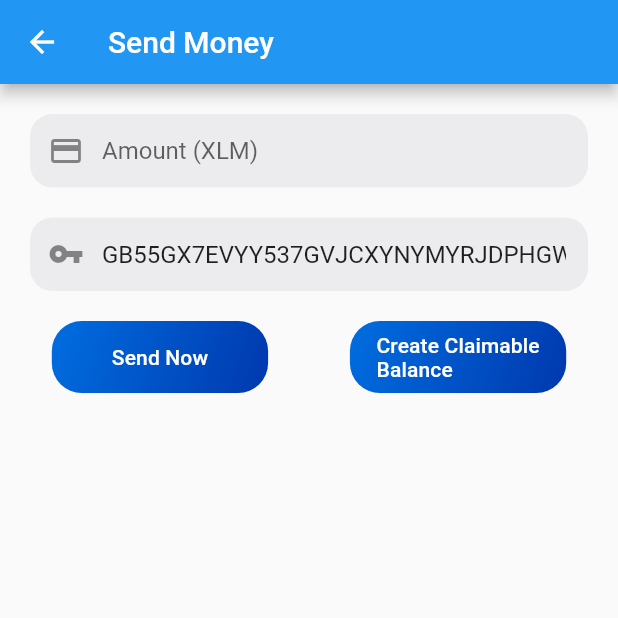
After one commit to dabitdev/blockbill, a Flutter app: the screen it shows after launch, after a tap on an icon or button, on a phone screen of 412 x 824 dp, the top half of it. The commit adds this screen. Run offline on Flutter 3.47's test engine with Material 2 defaults, Android fonts, the phone set to English and light mode, and no system bars; our stand-ins replace image_picker; missing offline and left inert: mlkit, stellar_flutter_sdk.

Commit message:
Adding send

```diff
--- /dev/null
+++ b/lib/ui/ClaimableRequest/claimable_request.dart
@@ -0,0 +1,152 @@
+
+import 'package:blockbill/utils/widgets/custom_button.dart';
+import 'package:flutter/material.dart';
+import 'package:stellar_flutter_sdk/stellar_flutter_sdk.dart' as xlm;
+
+final xlm.StellarSDK sdk = xlm.StellarSDK.TESTNET;
+
+class ClaimableRequest extends StatelessWidget {
+  final String balance;
+  final TextEditingController amountController = new TextEditingController();
+  final TextEditingController addressController = new TextEditingController();
+
+  ClaimableRequest({this.balance});
+
+  @override
+  Widget build(BuildContext context) {
+    return Scaffold(
+      body: SingleChildScrollView(
+        child: Column(
+          crossAxisAlignment: CrossAxisAlignment.end,
+          children: [
+            AppBar(
+              title: Text("Send Money"),
+              leading: GestureDetector(
+                onTap: () { /* Write listener code here */ },
+                child: Icon(
+                  Icons.arrow_back,  // add custom icons also
+                ),
+              ),
+            ),
+            Container(
+              margin: EdgeInsets.all(20),
+              decoration: BoxDecoration(
+                  color: Color(0xffececee),
+                  borderRadius: BorderRadius.all(Radius.circular(15))),
+              child: TextFormField(
+                decoration: InputDecoration(
+                    contentPadding: EdgeInsets.all(15.0),
+                    hintText: 'Amount (XLM)',
+                    border: InputBorder.none,
+                    prefixIcon: Icon(Icons.payment)),
+                controller: amountController,
+                keyboardType: TextInputType.number
+              ),
+            ),
+            Container(
+              margin: EdgeInsets.symmetric(horizontal: 20),
+              decoration: BoxDecoration(
+                  color: Color(0xffececee),
+                  borderRadius: BorderRadius.all(Radius.circular(15))),
+              child: TextField(
+                decoration: InputDecoration(
+                    contentPadding: EdgeInsets.all(15.0),
+                    hintText: 'Address',
+                    border: InputBorder.none,
+                    prefixIcon: Icon(Icons.vpn_key)),
+                controller: addressController..text="GB55GX7EVYY537GVJCXYNYMYRJDPHGWM34KDCOUVZNK7K7ZWVLTSE5NW",
+              ),
+            ),
+            Row(
+              mainAxisAlignment: MainAxisAlignment.spaceEvenly,
+              children: [
+                CustomButton(
+                  title: 'Send Now',
+                  onPressed:() =>
+                  {
+                   if (addressController.text.isNotEmpty && amountController.text.isNotEmpty)
+                    _showMaterialDialog(
+                        context, addressController.text, amountController.text)
+                  },
+                ),
+                CustomButton(
+                    title: 'Create Claimable\nBalance',
+                    onPressed: () => Navigator.push(
+                        context,
+                        MaterialPageRoute(
+                            builder: (BuildContext context) => _showMaterialDialog(context, null, null))),
+                    ),
+              ],
+            ),
+          ],
+        ),
+      ),
+    );
+  }
+
+  _showMaterialDialog(context, address, amount) {
+    showDialog(
+        context: context,
+        builder: (_) => new AlertDialog(
+          title: new Text("Are you sure you want to send..."),
+          content: new Text("The amount of " + amount + " XLM" + " to the address:" + address),
+          actions: <Widget>[
+            FlatButton(
+              child: Text('Cancel'),
+              onPressed: () {
+                Navigator.of(context).pop();
+              },
+            )
+            ,
+            FlatButton(
+              child: Text('Proceed'),
+              onPressed: () {
+                _send(context, address, amount);
+                Navigator.of(context).pop();
+              },
+            )
+          ],
+        ));
+  }
+
+  _send(context, address, amount) async {
+    xlm.KeyPair senderKeyPair = xlm.KeyPair.fromSecretSeed("SDMU2TAI4HA3VANAG7EQCT3N7IYWDUXPK37OCX4DGCGZTTUUWDJXIIUZ");
+    String destination = address;
+
+    xlm.AccountResponse account = await sdk.accounts.account(senderKeyPair.accountId);
+
+    // Load sender account data from the stellar network.
+    xlm.AccountResponse sender = await sdk.accounts.account(senderKeyPair.accountId);
+
+    // Build the transaction to send 100 XLM native payment from sender to destination
+    xlm.Transaction transaction = new xlm.TransactionBuilder(sender)
+        .addOperation(xlm.PaymentOperationBuilder(destination, xlm.Asset.NATIVE, amount).build())
+        .build();
+
+    // Sign the transaction with the sender's key pair.
+    transaction.sign(senderKeyPair, xlm.Network.TESTNET);
+
+    // Submit the transaction to the stellar network.
+    xlm.SubmitTransactionResponse response = await sdk.submitTransaction(transaction);
+    if (response.success) {
+      _showPaymentSent(context, address, amount);
+    }
+  }
+
+  _showPaymentSent(context, address, amount) {
+    showDialog(
+        context: context,
+        builder: (_) => new AlertDialog(
+          title: new Text("Payment Send!"),
+          content: new Text("The amount of " + amount + " XLM" + " to the address:" + address),
+          actions: <Widget>[
+            FlatButton(
+              child: Text('Ok'),
+              onPressed: () {
+                Navigator.of(context).pop();
+              },
+            )
+          ],
+        ));
+  }
+}
--- a/lib/ui/HomeScreen/homescreen.dart
+++ b/lib/ui/HomeScreen/homescreen.dart
@@ -1,4 +1,5 @@
 import 'package:blockbill/ui/RequestScreen/request_screen.dart';
+import 'package:blockbill/ui/ClaimableRequest/claimable_request.dart';
 import 'package:blockbill/utils/widgets/transaction_button.dart';
 import 'package:flutter/material.dart';
 import 'package:stellar_flutter_sdk/stellar_flutter_sdk.dart' as stellarSdk;
@@ -47,6 +48,10 @@ class _HomeScreenState extends State<HomeScreen> {
                   begin: Alignment.topLeft,
                   end: Alignment.bottomRight,
                 ),
+                onPressed: () =>  Navigator.push(
+                    context,
+                    MaterialPageRoute(
+                        builder: (BuildContext context) => ClaimableRequest(balance: bal))),
               ),
               TransactionButton(
                 text: 'Request \nPayment',
```
